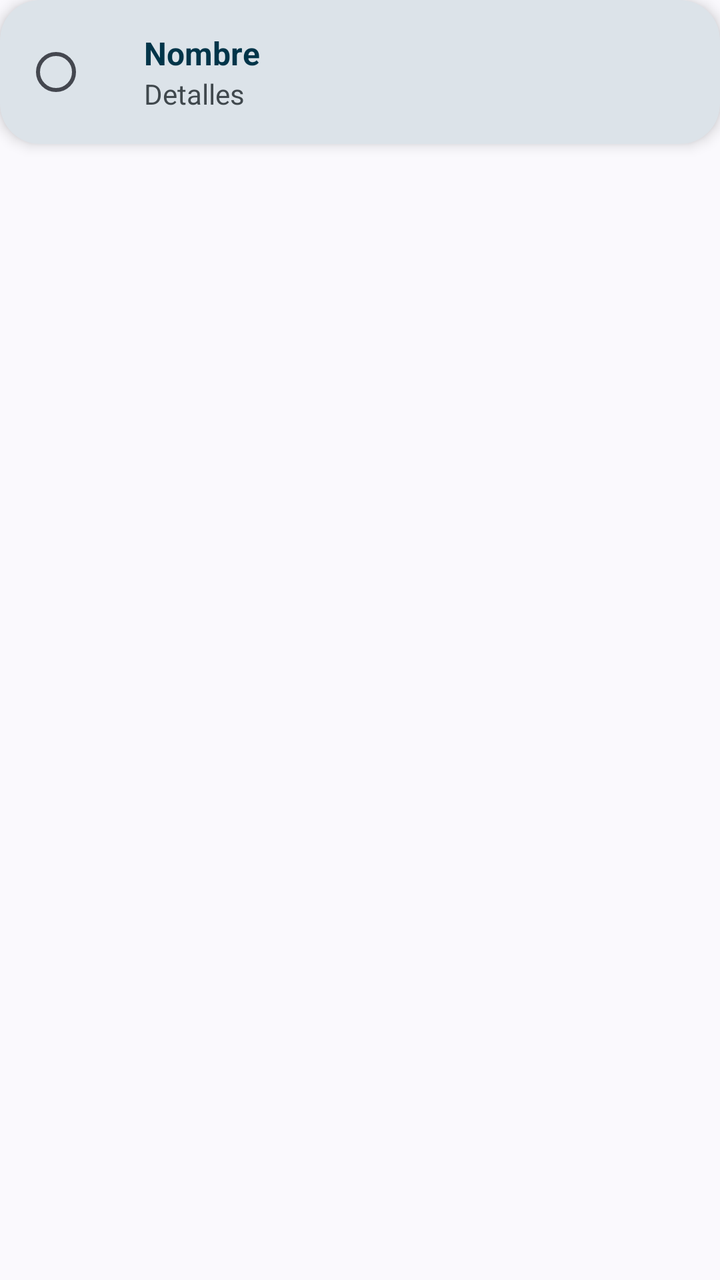
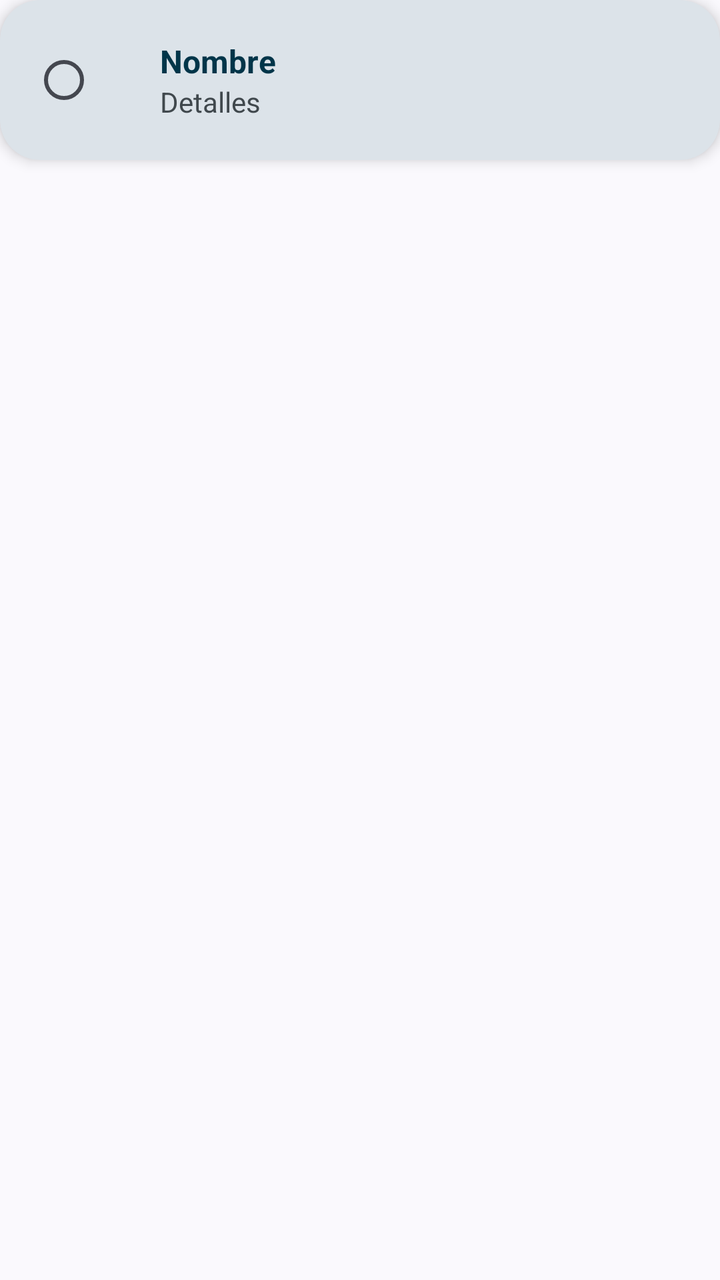

Before-and-after screenshots of an Android layout around one commit, followed by the original layout XML and the change that was made.
<!-- AndroidManifest.xml: application theme Theme.PreuSync.Dynamic -->
<!-- res/layout/item_permission.xml -->
<?xml version="1.0" encoding="utf-8"?>
<LinearLayout xmlns:android="http://schemas.android.com/apk/res/android"
    xmlns:app="http://schemas.android.com/apk/res-auto"
    android:id="@+id/permissionContainer"
    android:layout_width="match_parent"
    android:layout_height="wrap_content"
    android:layout_marginHorizontal="16dp"
    android:layout_marginVertical="2dp">

    <com.google.android.material.card.MaterialCardView
        android:id="@+id/cardView"
        style="@style/Widget.PreuSync.CardView"
        android:layout_width="match_parent"
        android:layout_height="wrap_content">

        <LinearLayout
            android:id="@+id/permissionItemLayout"
            android:layout_width="match_parent"
            android:layout_height="wrap_content"
            android:padding="@dimen/padding_12dp"
            android:gravity="center_vertical"
            android:orientation="horizontal">

            <RadioButton
                android:id="@+id/radioButton"
                android:layout_width="wrap_content"
                android:layout_height="wrap_content"
                android:clickable="false"
                android:focusable="false" />

            <LinearLayout
                android:id="@+id/info"
                android:layout_width="0dp"
                android:layout_height="wrap_content"
                android:layout_weight="1"
                android:orientation="vertical"
                android:layout_marginStart="@dimen/padding_12dp">

                <TextView
                    android:id="@+id/name"
                    android:layout_width="wrap_content"
                    android:layout_height="wrap_content"
                    android:text="@string/label_name"
                    android:textSize="@dimen/text_size_16sp"
                    android:textStyle="bold"
                    android:textColor="?attr/colorText" />

                <TextView
                    android:id="@+id/details"
                    android:layout_width="wrap_content"
                    android:layout_height="wrap_content"
                    android:text="@string/label_details"
                    android:textSize="@dimen/text_size_14sp"
                    android:textColor="?attr/colorTextHint" />
            </LinearLayout>

            
            <TextView
                android:id="@+id/tagRequired"
                android:layout_width="wrap_content"
                android:layout_height="wrap_content"
                android:paddingHorizontal="8dp"
                android:paddingVertical="4dp"
                android:textSize="@dimen/text_size_12sp"
                android:textStyle="bold"
                android:background="@drawable/bg_permission_tag_required"
                android:textColor="#FF0000"
                android:text="@string/permission_required"
                android:visibility="gone" />

            
            <TextView
                android:id="@+id/tagOptional"
                android:layout_width="wrap_content"
                android:layout_height="wrap_content"
                android:paddingHorizontal="8dp"
                android:paddingVertical="4dp"
                android:textSize="@dimen/text_size_12sp"
                android:textStyle="bold"
                android:background="@drawable/bg_permission_tag_optional"
                android:textColor="#00AA00"
                android:text="@string/permission_optional"
                android:visibility="gone" />

        </LinearLayout>
    </com.google.android.material.card.MaterialCardView>
</LinearLayout>
<!-- resources referenced by this layout -->
<resources>
  <dimen name="padding_12dp">12dp</dimen>
  <dimen name="text_size_12sp">12sp</dimen>
  <dimen name="text_size_14sp">14sp</dimen>
  <dimen name="text_size_16sp">16sp</dimen>
  <!-- drawable bg_permission_tag_optional (drawable) -->
  <?xml version="1.0" encoding="utf-8"?>
  <shape xmlns:android="http://schemas.android.com/apk/res/android"
      android:shape="rectangle">
      <solid android:color="#3300CC00" /> 
      <corners android:radius="16dp" />
      <padding android:left="8dp" android:right="8dp" android:top="4dp" android:bottom="4dp" />
  </shape>
  <!-- drawable bg_permission_tag_required (drawable) -->
  <?xml version="1.0" encoding="utf-8"?>
  <shape xmlns:android="http://schemas.android.com/apk/res/android"
      android:shape="rectangle">
      <solid android:color="#33FF0000" /> 
      <corners android:radius="16dp" />
      <padding android:left="8dp" android:right="8dp" android:top="4dp" android:bottom="4dp" />
  </shape>
  <string name="label_details">Detalles</string>
  <string name="label_name">Nombre</string>
  <string name="permission_optional">Opcional</string>
  <string name="permission_required">Obligatorio</string>
  <style name="Widget.PreuSync.CardView" parent="Widget.Material3.CardView.Elevated">
          <item name="cardCornerRadius">@dimen/card_corner_radius</item>
          <item name="cardElevation">@dimen/card_elevation</item>
          <item name="cardBackgroundColor">?attr/colorBackgroundCard</item>
          <item name="strokeWidth">0dp</item>
      </style>
  <dimen name="card_corner_radius">20dp</dimen>
  <dimen name="card_elevation">4dp</dimen>
  <color name="colorText">#191C1E</color>
  <color name="colorError">#BA1A1A</color>
  <style name="ThemeOverlay.PreuSync.MaterialAlertDialog" parent="ThemeOverlay.Material3.MaterialAlertDialog">
          <item name="colorPrimary">?attr/colorAccent</item>
          <item name="colorSecondary">?attr/colorAccent</item>
      </style>
  <!-- unchanged entries left out for length: 1 -->
</resources>

<!-- the commit's change to res/layout/item_permission.xml (unified diff, before → after) -->
@@ -1,11 +1,13 @@
 <?xml version="1.0" encoding="utf-8"?>
+
+
 <LinearLayout xmlns:android="http://schemas.android.com/apk/res/android"
     xmlns:app="http://schemas.android.com/apk/res-auto"
     android:id="@+id/permissionContainer"
     android:layout_width="match_parent"
     android:layout_height="wrap_content"
     android:layout_marginHorizontal="16dp"
-    android:layout_marginVertical="2dp">
+    android:layout_marginVertical="4dp">
 
     <com.google.android.material.card.MaterialCardView
         android:id="@+id/cardView"
@@ -17,7 +19,7 @@
             android:id="@+id/permissionItemLayout"
             android:layout_width="match_parent"
             android:layout_height="wrap_content"
-            android:padding="@dimen/padding_12dp"
+            android:padding="16dp"
             android:gravity="center_vertical"
             android:orientation="horizontal">
 
@@ -34,14 +36,14 @@
                 android:layout_height="wrap_content"
                 android:layout_weight="1"
                 android:orientation="vertical"
-                android:layout_marginStart="@dimen/padding_12dp">
+                android:layout_marginStart="16dp">
 
                 <TextView
                     android:id="@+id/name"
                     android:layout_width="wrap_content"
                     android:layout_height="wrap_content"
                     android:text="@string/label_name"
-                    android:textSize="@dimen/text_size_16sp"
+                    android:textSize="16sp"
                     android:textStyle="bold"
                     android:textColor="?attr/colorText" />
 
@@ -50,35 +52,33 @@
                     android:layout_width="wrap_content"
                     android:layout_height="wrap_content"
                     android:text="@string/label_details"
-                    android:textSize="@dimen/text_size_14sp"
+                    android:textSize="14sp"
                     android:textColor="?attr/colorTextHint" />
             </LinearLayout>
 
-            
             <TextView
                 android:id="@+id/tagRequired"
                 android:layout_width="wrap_content"
                 android:layout_height="wrap_content"
                 android:paddingHorizontal="8dp"
                 android:paddingVertical="4dp"
-                android:textSize="@dimen/text_size_12sp"
+                android:textSize="11sp"
                 android:textStyle="bold"
                 android:background="@drawable/bg_permission_tag_required"
-                android:textColor="#FF0000"
+                android:textColor="?attr/colorError"
                 android:text="@string/permission_required"
                 android:visibility="gone" />
 
-            
             <TextView
                 android:id="@+id/tagOptional"
                 android:layout_width="wrap_content"
                 android:layout_height="wrap_content"
                 android:paddingHorizontal="8dp"
                 android:paddingVertical="4dp"
-                android:textSize="@dimen/text_size_12sp"
+                android:textSize="11sp"
                 android:textStyle="bold"
                 android:background="@drawable/bg_permission_tag_optional"
-                android:textColor="#00AA00"
+                android:textColor="?attr/colorAccent"
                 android:text="@string/permission_optional"
                 android:visibility="gone" />
 
<!-- resource entries referenced after the edit -->
@@ -1,24 +1,18 @@
 <!-- resources referenced by this layout -->
 <resources>
-  <dimen name="padding_12dp">12dp</dimen>
-  <dimen name="text_size_12sp">12sp</dimen>
-  <dimen name="text_size_14sp">14sp</dimen>
-  <dimen name="text_size_16sp">16sp</dimen>
   <!-- drawable bg_permission_tag_optional (drawable) -->
   <?xml version="1.0" encoding="utf-8"?>
-  <shape xmlns:android="http://schemas.android.com/apk/res/android"
-      android:shape="rectangle">
-      <solid android:color="#3300CC00" /> 
-      <corners android:radius="16dp" />
-      <padding android:left="8dp" android:right="8dp" android:top="4dp" android:bottom="4dp" />
+  
+  <shape xmlns:android="http://schemas.android.com/apk/res/android">
+      <solid android:color="?attr/colorSecondaryContainer" />
+      <corners android:radius="100dp" />
   </shape>
   <!-- drawable bg_permission_tag_required (drawable) -->
   <?xml version="1.0" encoding="utf-8"?>
-  <shape xmlns:android="http://schemas.android.com/apk/res/android"
-      android:shape="rectangle">
-      <solid android:color="#33FF0000" /> 
-      <corners android:radius="16dp" />
-      <padding android:left="8dp" android:right="8dp" android:top="4dp" android:bottom="4dp" />
+  
+  <shape xmlns:android="http://schemas.android.com/apk/res/android">
+      <solid android:color="?attr/colorErrorContainer" />
+      <corners android:radius="100dp" />
   </shape>
   <string name="label_details">Detalles</string>
   <string name="label_name">Nombre</string>
